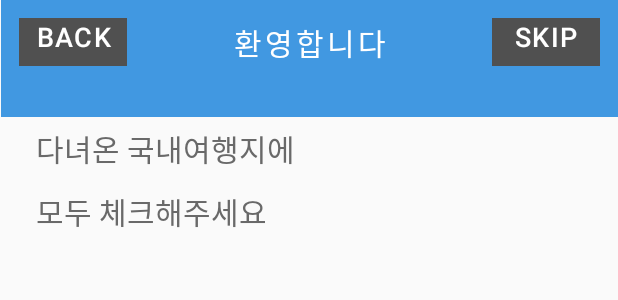
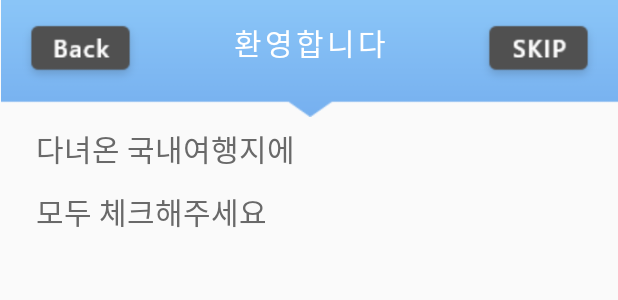
Before and after one commit to chaenkim42/mp, an Android app: the layout activity_ask_location.xml on its own in the app's theme, with its tools: preview values and no code run, on a phone screen of 412 x 824 dp. Shown: the top 300 px of the screen. Run offline under Robolectric (Android 15) with nearby library versions, the phone set to English and light mode, and no system bars.

Commit message:
complete ui - splash, asklocation, askpreference activities
- 드라이브 이미지로 UI 붙이기 완료

```diff
--- a/app/src/main/java/com/example/myapplication/AskPreference.java
+++ b/app/src/main/java/com/example/myapplication/AskPreference.java
@@ -39,7 +39,7 @@ public class AskPreference extends AppCompatActivity implements View.OnClickList
         setContentView(R.layout.activity_ask_preference);
 
         askPref_nextBtn = findViewById(R.id.askPreference_nextPageBtn);
-        askPref_nextBtn.setBackgroundColor(getResources().getColor(R.color.colorAccent));
+//        askPref_nextBtn.setBackgroundColor(getResources().getColor(R.color.colorAccent));
         askPref_nextBtn.setOnClickListener(this);
 
         ExpandableHeightGridView gridView = (ExpandableHeightGridView) findViewById(R.id.askPreference_gridView);
@@ -131,6 +131,8 @@ public class AskPreference extends AppCompatActivity implements View.OnClickList
     public void onClick(View v) {
         if(selectedHash >= 5){
             startActivity(new Intent(AskPreference.this, AskLocation.class));
+        }else{
+            Toast.makeText(this, "5개 이상 선택하세요.", Toast.LENGTH_SHORT).show();
         }
     }
 }
--- a/app/src/main/res/layout/activity_ask_location.xml
+++ b/app/src/main/res/layout/activity_ask_location.xml
@@ -10,11 +10,11 @@
         android:id="@+id/imageView4"
         android:layout_width="411dp"
         android:layout_height="78dp"
+        android:background="@drawable/bluebox"
         android:scaleType="fitXY"
         app:layout_constraintEnd_toEndOf="parent"
         app:layout_constraintStart_toStartOf="parent"
-        app:layout_constraintTop_toTopOf="parent"
-        app:srcCompat="@color/mainBlue" />
+        app:layout_constraintTop_toTopOf="parent" />
 
     <TextView
         android:id="@+id/textView15"
@@ -46,15 +46,12 @@
     <Button
         android:id="@+id/askLocation_nextPageBtn"
         style="@style/Widget.AppCompat.Button"
-        android:layout_width="72dp"
-        android:layout_height="32dp"
+        android:layout_width="82dp"
+        android:layout_height="45dp"
         android:layout_marginTop="12dp"
         android:layout_marginEnd="12dp"
-        android:background="@color/skipbtn_gray"
+        android:background="@drawable/button_skip"
         android:letterSpacing="0.05"
-        android:lineSpacingExtra="6sp"
-        android:paddingBottom="10dp"
-        android:text="skip"
         android:textColor="#FFFFFF"
         android:textSize="18sp"
         app:layout_constraintEnd_toEndOf="@+id/imageView4"
@@ -63,15 +60,14 @@
     <Button
         android:id="@+id/askLocation_prevPageBtn"
         style="@style/Widget.AppCompat.Button"
-        android:layout_width="72dp"
-        android:layout_height="32dp"
+        android:layout_width="82dp"
+        android:layout_height="45dp"
+        android:layout_marginStart="12dp"
         android:layout_marginTop="12dp"
-        android:layout_marginStart="12dp"
-        android:background="@color/skipbtn_gray"
+        android:background="@drawable/button_back"
         android:letterSpacing="0.05"
         android:lineSpacingExtra="6sp"
         android:paddingBottom="10dp"
-        android:text="back"
         android:textColor="#FFFFFF"
         android:textSize="18sp"
         app:layout_constraintStart_toStartOf="@+id/imageView4"
```
Also changed, not shown: app/src/main/AndroidManifest.xml (+5 -5 lines), app/src/main/java/com/example/myapplication/GridViewImageAdapter.java (+22 -34 lines), app/src/main/java/com/example/myapplication/GridViewTextAdapter.java (+8 -7 lines), app/src/main/java/com/example/myapplication/Schedule/MyDiary.java (+7 -7 lines), app/src/main/res/layout/activity_ask_preference.xml (+4 -5 lines), app/src/main/res/drawable/bluebox.png (added), app/src/main/res/drawable/box_selected.png (added), app/src/main/res/drawable/box_unselected.png (added), app/src/main/res/drawable/button_back.png (added), app/src/main/res/drawable/button_skip.png (added), app/src/main/res/drawable/location_gyungju.png (added), app/src/main/res/drawable/location_jeju.png (added), app/src/main/res/drawable/location_jeonju.png (added), app/src/main/res/drawable/location_pyeongchang.png (added), 4 more files.
